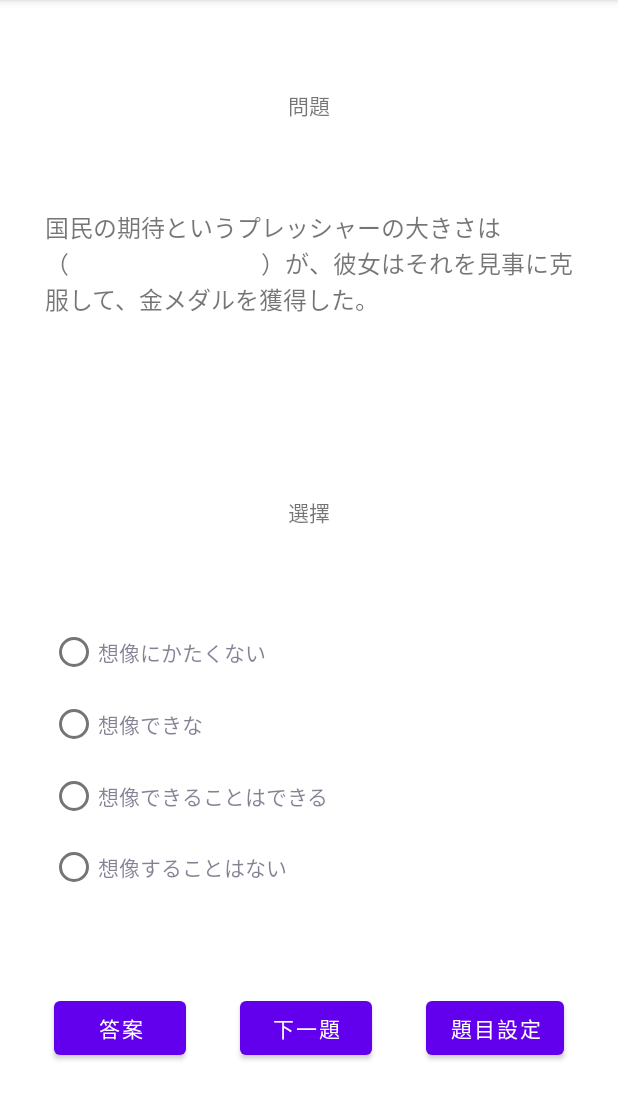
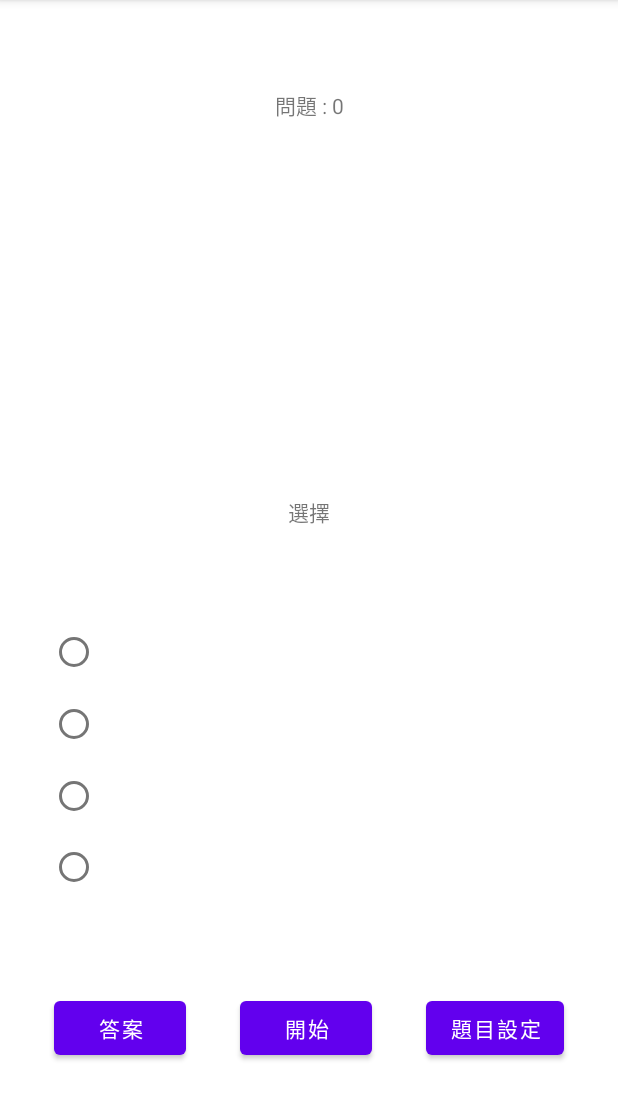
Before and after one commit to neojou/AndroidApp, an Android app: the screen it shows after launch (TestActivity), on a phone screen of 412 x 824 dp, the part 84-1204 px from its top. Run offline under Robolectric (Android 15) with nearby library versions, the phone set to English and light mode, and no system bars; our stand-ins replace Room's generated code.

Commit message:
JLPT trainer v0.07 ROOM database
- imply ROOM database in
- button for start and next
- logcat

Signed-off-by: neojou <neojou@gmail.com>

```diff
--- a/JLPTtrainer/app/src/main/java/com/nj/jlpttrainer/Question.java
+++ b/JLPTtrainer/app/src/main/java/com/nj/jlpttrainer/Question.java
@@ -1,79 +1,157 @@
 package com.nj.jlpttrainer;
 
+import androidx.annotation.NonNull;
+import androidx.annotation.Nullable;
+import androidx.room.ColumnInfo;
+import androidx.room.Entity;
+import androidx.room.PrimaryKey;
+import android.content.ContentValues;
+import android.provider.BaseColumns;
+import android.util.Log;
+import java.util.List;
+import java.util.ListIterator;
+
+@Entity(tableName = Question.TABLE_NAME)
 public class Question {
-    String question;
-    String[] choices;
+    private static final String TAG="JLPT_trainer:Question";
+
+    /** The name of the Question table. */
+    public static final String TABLE_NAME = "JLPTquestions";
+
+    /** The name of the ID column. */
+    public static final String COLUMN_ID = BaseColumns._ID;
+
+    /** The name of the question column */
+    public static final String COLUMN_QUESTION = "question";
+
+    /** The name of the first choice column */
+    public static final String COLUMN_CHOICE1 = "choice1";
+
+    /** The name of the second choice column */
+    public static final String COLUMN_CHOICE2 = "choice2";
+
+    /** The name of the third choice column */
+    public static final String COLUMN_CHOICE3 = "choice3";
+
+    /** The name of the fourth choice column */
+    public static final String COLUMN_CHOICE4 = "choice4";
+
+    /** The right answer number */
+    public static final String COLUMN_RIGHT_CHOICE = "right_choice";
+
+    /** The unique ID of the Question */
+    @PrimaryKey(autoGenerate = true)
+    @ColumnInfo(index = true, name = COLUMN_ID)
+    public long id;
+
+    /** The description of the question */
+    @ColumnInfo(name = COLUMN_QUESTION)
+    public String question;
+
+    /** The first choice for the answer */
+    @ColumnInfo(name = COLUMN_CHOICE1)
+    public String choice1;
+
+    /** The second choice for the answer */
+    @ColumnInfo(name = COLUMN_CHOICE2)
+    public String choice2;
+
+    /** The third choice for the answer */
+    @ColumnInfo(name = COLUMN_CHOICE3)
+    public String choice3;
+
+    /** The fourth choice for the answer */
+    @ColumnInfo(name = COLUMN_CHOICE4)
+    public String choice4;
+
+    /** The right one in choices */
+    @ColumnInfo(name = COLUMN_RIGHT_CHOICE)
     int right_choice;
-    int answer;
 
     public Question() {
-        choices = new String[4];
-        answer = 0; // User didn't select yet
     }
 
-    /*
-    public void generate_question() {
+    public static Question fromContentValues(@Nullable ContentValues values) {
+        final Question question = new Question();
+        if (values != null && values.containsKey(COLUMN_ID)) {
+            question.id = values.getAsLong(COLUMN_ID);
+        }
+        if (values != null && values.containsKey(COLUMN_QUESTION)) {
+            question.question = values.getAsString(COLUMN_QUESTION);
+        }
+        return question;
+    }
+
+    public static void log_dump(List<Question> qlist) {
+        int sz;
+
+        if (qlist == null) return;
+        sz = qlist.size();
+        Log.v(TAG, "Question List size =" + Integer.toString(sz));
+        for (int i = 0; i < sz; i++) {
+            Question q = qlist.get(i);
+            Log.v(TAG, Long.toString(q.id) + " : " + q.question);
+        }
+    }
+
+    public void set_to_q1() {
         question = "都心（　　　　）、このあたりはまだ緑が多く残っていて鳥の声も聞こえる。";
-        choices[0] = "とあって";
-        choices[1] = "とはいえ";
-        choices[2] = "ときたら";
-        choices[3] = "とあれば";
+        choice1 = "とあって";
+        choice2 = "とはいえ";
+        choice3 = "ときたら";
+        choice4 = "とあれば";
         right_choice = 2;
-        answer=0;
+    }
+
+    public void set_to_q2() {
+        question = "子供では（　　　　　）、自分のことぐらい自分でしなさい";
+        choice1 = "あるまいし";
+        choice2 = "あれ";
+        choice3 = "あろうが";
+        choice4 = "なくて";
+        right_choice = 1;
+    }
+
+
+    public void set_to_q3() {
+        question = "家庭は子供が大部分の時間を過ごす場所である。（　　　　　）、私は家庭でのしつけが一番重要だとかんがえるのです。";
+        choice1 = "それなりに";
+        choice2 = "それゆえに";
+        choice3 = "それこそが";
+        choice4 = "それにひきかえ";
+        right_choice = 2;
+    }
+
+
+    public void set_to_q4() {
+        question = "彼は貧しさ（　　　　）十分な教育が受けられなかった。";
+        choice1 = "ゆえに";
+        choice2 = "なりに";
+        choice3 = "ながから";
+        choice4 = "なしに";
+        right_choice = 1;
+    }
+
+    public void set_to_q5() {
+        question = "さんざん考えた末、私（　　　　）作った企画がこれです。";
+        choice1 = "だけに";
+        choice2 = "ゆえに";
+        choice3 = "ように";
+        choice4 = "なりに";
+        right_choice = 4;
+    }
+
+    public void set_to_q6() {
+        question = "国民の期待というプレッシャーの大きさは（　　　　　　　　）が、彼女はそれを見事に克服して、金メダルを獲得した。";
+        choice1 = "想像にかたくない";
+        choice2 = "想像できな";
+        choice3 = "想像できることはできる";
+        choice4 = "想像することはない";
+        right_choice = 1;
     }
 
     public void generate_question() {
-        question = "子供では（　　　　　）、自分のことぐらい自分でしなさい";
-        choices[0] = "あるまいし";
-        choices[1] = "あれ";
-        choices[2] = "あろうが";
-        choices[3] = "なくて";
-        right_choice = 1;
-        answer=0;
-    }
-
-
-    public void generate_question() {
-        question = "家庭は子供が大部分の時間を過ごす場所である。（　　　　　）、私は家庭でのしつけが一番重要だとかんがえるのです。";
-        choices[0] = "それなりに";
-        choices[1] = "それゆえに";
-        choices[2] = "それこそが";
-        choices[3] = "それにひきかえ";
-        right_choice = 2;
-        answer=0;
-    }
-
-
-    public void generate_question() {
-        question = "彼は貧しさ（　　　　）十分な教育が受けられなかった。";
-        choices[0] = "ゆえに";
-        choices[1] = "なりに";
-        choices[2] = "ながから";
-        choices[3] = "なしに";
-        right_choice = 1;
-        answer=0;
-    }
-
-
-
-    public void generate_question() {
-        question = "さんざん考えた末、私（　　　　）作った企画がこれです。";
-        choices[0] = "だけに";
-        choices[1] = "ゆえに";
-        choices[2] = "ように";
-        choices[3] = "なりに";
-        right_choice = 4;
-        answer=0;
-    }
-*/
-    public void generate_question() {
-        question = "国民の期待というプレッシャーの大きさは（　　　　　　　　）が、彼女はそれを見事に克服して、金メダルを獲得した。";
-        choices[0] = "想像にかたくない";
-        choices[1] = "想像できな";
-        choices[2] = "想像できることはできる";
-        choices[3] = "想像することはない";
-        right_choice = 1;
-        answer=0;
+        set_to_q6();
     }
 
 };
--- /dev/null
+++ b/JLPTtrainer/app/src/main/java/com/nj/jlpttrainer/QuestionDAO.java
@@ -0,0 +1,75 @@
+package com.nj.jlpttrainer;
+
+import androidx.lifecycle.LiveData;
+import androidx.room.Dao;
+import androidx.room.Insert;
+import androidx.room.Query;
+import androidx.room.Update;
+import android.database.Cursor;
+
+import java.util.List;
+
+@Dao
+public interface QuestionDAO {
+    /**
+     * Counts the number of questions in the table.
+     *
+     * @return The number of questions
+     */
+    @Query("SELECT COUNT(*) FROM " + Question.TABLE_NAME)
+    int count();
+
+    /**
+     * Inserts a question into the table.
+     *
+     * @param question A new question.
+     * @return The row ID of the newly inserted question.
+     */
+    @Insert
+    long insert(Question question);
+
+    /**
+     * Inserts multiple cheeses into the database
+     *
+     * @param questions An array of the new questions
+     * @return The row IDs of the newly inserted questions
+     */
+    @Insert
+    long[] insertAll(Question[] questions);
+
+    /**
+     * Select all questions.
+     *
+     * @return A {@link Cursor} of all the questions in the table.
+     */
+    @Query("SELECT * FROM " + Question.TABLE_NAME)
+    List<Question> selectAll();
+
+    /**
+     * Select a question by the ID.
+     *
+     * @param id The row ID.
+     * @return the List of the selected questions.
+     */
+    @Query("SELECT * FROM " + Question.TABLE_NAME + " WHERE " + Question.COLUMN_ID + " = :id")
+    List<Question> selectById(long id);
+
+
+    /**
+     * Delete a question by the ID
+     *
+     * @param id The row ID
+     * @return A number of questions deleted. This should always be {@code 1}.
+     */
+    @Query("DELETE FROM " + Question.TABLE_NAME + " WHERE " + Question.COLUMN_ID + " = :id")
+    int deleteById(long id);
+
+    /**
+     * Update the question
+     *
+     * @param question The question to update.
+     * @return A number of questions updated. This should always be {@code 1}.
+     */
+    @Update
+    int update(Question question);
+}
--- /dev/null
+++ b/JLPTtrainer/app/src/main/java/com/nj/jlpttrainer/QuestionDatabase.java
@@ -0,0 +1,79 @@
+package com.nj.jlpttrainer;
+
+import androidx.room.Database;
+import androidx.room.Room;
+import androidx.room.RoomDatabase;
+import android.content.Context;
+import androidx.annotation.VisibleForTesting;
+import java.util.concurrent.*;
+
+/**
+ * The Room database.
+ */
+@Database(entities = {Question.class}, version = 1)
+public abstract class QuestionDatabase extends RoomDatabase {
+
+    /**
+     * @return the DAO for the Question table.
+     */
+    @SuppressWarnings("WeakerAccess")
+    public abstract QuestionDAO questionDao();
+
+    /** The only instance */
+    private static volatile QuestionDatabase sInstance;
+
+
+    /**
+     * Gets the singleton instance of QuestionDatabase
+     *
+     * @param context The context.
+     * @return The singleton instance of QuestionDatabase.
+     */
+    public static synchronized QuestionDatabase getInstance(final Context context) {
+        if (sInstance == null) {
+            sInstance = Room
+                    .databaseBuilder(context.getApplicationContext(), QuestionDatabase.class, "question_db")
+                    .build();
+//            sInstance.populateInitialData();
+        }
+
+        return sInstance;
+    }
+
+    /**
+     * Switches the internal implementation with an empty in-memory database.
+     *
+     * @param context The context
+     */
+    @VisibleForTesting
+    public static void switchToInMemory(Context context) {
+        sInstance = Room.inMemoryDatabaseBuilder(context.getApplicationContext(),
+                QuestionDatabase.class).build();
+    }
+
+    /*
+    private void populateInitialData() {
+        if (questionDao().count() == 0) {
+            runInTransaction(new Runnable() {
+                @Override
+                public void run() {
+                    Question question = new Question();
+                    question.set_to_q1();
+                    questionDao().insert(question);
+                    question.set_to_q2();
+                    questionDao().insert(question);
+                    question.set_to_q3();
+                    questionDao().insert(question);
+                    question.set_to_q4();
+                    questionDao().insert(question);
+                    question.set_to_q5();
+                    questionDao().insert(question);
+                    question.set_to_q6();
+                    questionDao().insert(question);
+                }
+            });
+        }
+    }
+    */
+
+}
--- /dev/null
+++ b/JLPTtrainer/app/src/main/java/com/nj/jlpttrainer/QuestionRepository.java
@@ -0,0 +1,61 @@
+package com.nj.jlpttrainer;
+
+import android.os.Handler;
+import android.os.Looper;
+import android.os.Message;
+import android.app.Application;
+
+import java.util.concurrent.ExecutorService;
+import java.util.concurrent.Executors;
+
+import androidx.lifecycle.MutableLiveData;
+import androidx.lifecycle.LiveData;
+
+import java.util.List;
+
+public class QuestionRepository {
+    QuestionDatabase questionDB;
+    private final QuestionDAO questionDao;
+    public long count;
+    private List<Question> result;
+
+    public QuestionRepository(Application application) {
+        questionDB = QuestionDatabase.getInstance(application);
+        questionDao = questionDB.questionDao();
+    }
+
+    public long count() {
+        ExecutorService executor = Executors.newSingleThreadExecutor();
+        executor.submit(()-> {
+            count = questionDao.count();
+        });
+        executor.shutdown();
+        return count;
+    }
+
+    public void insert(Question q) {
+        ExecutorService executor = Executors.newSingleThreadExecutor();
+        executor.submit(()->{
+            questionDao.insert(q);
+        });
+        executor.shutdown();
+    }
+
+    public List<Question> getQuestionById(long id) {
+        ExecutorService executor = Executors.newSingleThreadExecutor();
+        executor.submit(()->{
+            result = questionDao.selectById(id);
+        });
+        executor.shutdown();
+        return result;
+    }
+
+    public List<Question> getAllQuestions() {
+        ExecutorService executor = Executors.newSingleThreadExecutor();
+        executor.submit(()->{
+            result = questionDao.selectAll();
+        });
+        executor.shutdown();
+        return result;
+    }
+}
--- a/JLPTtrainer/app/src/main/java/com/nj/jlpttrainer/TestActivity.java
+++ b/JLPTtrainer/app/src/main/java/com/nj/jlpttrainer/TestActivity.java
@@ -1,42 +1,54 @@
 package com.nj.jlpttrainer;
 
+import android.app.Application;
 import android.os.Bundle;
+import android.util.Log;
+import android.view.View;
 import android.widget.Button;
 import android.widget.TextView;
 import android.widget.RadioGroup;
 import android.widget.RadioButton;
-import android.view.View;
-import android.content.res.ColorStateList;
+
 import androidx.core.content.ContextCompat;
+import androidx.lifecycle.AndroidViewModel;
 
 import java.lang.Integer;
+import java.util.List;
 
 
 public class TestActivity extends MainActivity
     implements View.OnClickListener
 {
-    Question q;
+    private static final String TAG="JLPT_trainer:TestActivity";
+    private QuestionRepository q_rep;
+    Question q = new Question();
     TextView question_title;
     TextView question_content;
     TextView choice_title;
     RadioGroup choice_rd;
-    RadioButton[] choice;
+    RadioButton[] choice_rb = new RadioButton[4];
     Button button_answer;
     Button button_next;
     Button button_setting;
-
-    public TestActivity() {
-        q = new Question();
-        choice = new RadioButton[4];
-    }
+    String[] choices = new String[4];
+    boolean isStarted;
 
     @Override
     protected void onCreate(Bundle savedInstanceState) {
         super.onCreate(savedInstanceState);
 
         setViewItems();
-        generate_question();
-        set_button_click_listener(q);
+        initial_question_rep();
+
+        isStarted = false;
+        button_next.setText(getString(R.string.button_start));
+
+        /** Need some time to trigger the DB once */
+        int count = (int)q_rep.count();
+        question_title.setText(getString(R.string.question_title) + " : " + Integer.toString(count));
+
+        //q = generate_question(q);
+        set_button_click_listener();
     }
 
     private void setViewItems() {
@@ -44,32 +56,57 @@ public class TestActivity extends MainActivity
         question_content = (TextView)findViewById(R.id.question_content);
         choice_title = (TextView)findViewById(R.id.choice_title);
         choice_rd = (RadioGroup)findViewById(R.id.choices);
-        choice[0] = (RadioButton)findViewById(R.id.choice1);
-        choice[1] = (RadioButton)findViewById(R.id.choice2);
-        choice[2] = (RadioButton)findViewById(R.id.choice3);
-        choice[3] = (RadioButton)findViewById(R.id.choice4);
+        choice_rb[0] = (RadioButton)findViewById(R.id.choice1);
+        choice_rb[1] = (RadioButton)findViewById(R.id.choice2);
+        choice_rb[2] = (RadioButton)findViewById(R.id.choice3);
+        choice_rb[3] = (RadioButton)findViewById(R.id.choice4);
+        button_answer = (Button)findViewById(R.id.button_answer);
+        button_next = (Button)findViewById(R.id.button_next);
+        button_setting = (Button)findViewById(R.id.button_setting);
     }
 
-    private void generate_question() {
+    private Question generate_question(Question q) {
+        int count = (int)q_rep.count();
+        Log.v(TAG, "db count() = " + Integer.toString(count));
+
+        List<Question> questions = q_rep.getAllQuestions();
+        Question.log_dump(questions);
+
         q.generate_question();
         set_question_to_view(q);
+        return q;
+    }
+
+    private void initial_question_rep() {
+        q_rep = new QuestionRepository(getApplication());;
+        /*
+        Question question = new Question();
+        question.set_to_q1();
+        q_rep.insert(q);
+         */
     }
 
     private void set_question_to_view(Question q) {
+        int count = (int)q_rep.count();
+        question_title.setText(getString(R.string.question_title) + " : " + Integer.toString(count));
         question_content.setText(q.question);
         choice_title.setText(getString(R.string.choice_title));
         choice_rd.clearCheck();
-        choice[0].setText(q.choices[0]);
-        choice[0].setTextColor(R.color.gray);
-        choice[1].setText(q.choices[1]);
-        choice[1].setTextColor(R.color.gray);
-        choice[2].setText(q.choices[2]);
-        choice[2].setTextColor(R.color.gray);
-        choice[3].setText(q.choices[3]);
-        choice[3].setTextColor(R.color.gray);
+        choices[0] = q.choice1;
+        choices[1] = q.choice2;
+        choices[2] = q.choice3;
+        choices[3] = q.choice4;
+        choice_rb[0].setText(choices[0]);
+        choice_rb[1].setText(choices[1]);
+        choice_rb[2].setText(choices[2]);
+        choice_rb[3].setText(choices[3]);
+        set_radio_button_color(choice_rb[0], R.color.gray);
+        set_radio_button_color(choice_rb[1], R.color.gray);
+        set_radio_button_color(choice_rb[2], R.color.gray);
+        set_radio_button_color(choice_rb[3], R.color.gray);
     }
 
-    private void set_button_click_listener(Question q) {
+    private void set_button_click_listener() {
         button_answer = (Button)findViewById(R.id.button_answer);
         button_answer.setOnClickListener(this);
         button_next = (Button)findViewById(R.id.button_next);
@@ -100,38 +137,40 @@ public class TestActivity extends MainActivity
     private void set_right_choice_button(int which) {
         int id = which - 1;
         if (id < 0 || id > 3) return;
-        set_radio_button_color(choice[id], R.color.blue);
+        set_radio_button_color(choice_rb[id], R.color.blue);
         //choice[id].setChecked(true);
     }
 
     private void set_wrong_choice_button(int which) {
         int id = which - 1;
         if (id < 0 || id > 3) return;
-        set_radio_button_color(choice[id], R.color.fuchsia);
-        //choice[id].setTextColor(R.color.fuchsia);
+        set_radio_button_color(choice_rb[id], R.color.fuchsia);
     }
 
     private void check_answer() {
-        q.answer = 0;
+        if (isStarted == false)
+            return;
+
+        int answer = 0;
         switch(choice_rd.getCheckedRadioButtonId()) {
             case R.id.choice1:
-                q.answer = 1;
+                answer = 1;
                 break;
             case R.id.choice2:
-                q.answer = 2;
+                answer = 2;
                 break;
             case R.id.choice3:
-                q.answer = 3;
+                answer = 3;
                 break;
             case R.id.choice4:
-                q.answer = 4;
+                answer = 4;
                 break;
         }
-        choice_title.setText(R.string.choice_title + " : " + R.string.correct);
+        choice_title.setText(getString(R.string.choice_title) + " : " + getString(R.string.correct));
 
         set_right_choice_button(q.right_choice);
-        if (q.answer != q.right_choice) {
-            set_wrong_choice_button(q.answer);
+        if (answer != q.right_choice) {
+            set_wrong_choice_button(answer);
             choice_title.setText(getString(R.string.choice_title) + " : " +
                                 getString(R.string.wrong));
         } else {
@@ -141,6 +180,10 @@ public class TestActivity extends MainActivity
     }
 
     private void next_question() {
-        generate_question();
+        if (isStarted == false) { // first click
+            button_next.setText(getString(R.string.button_next));
+            isStarted = true;
+        }
+        generate_question(q);
     }
 }
--- a/JLPTtrainer/app/src/main/res/values/strings.xml
+++ b/JLPTtrainer/app/src/main/res/values/strings.xml
@@ -3,6 +3,7 @@
     <string name="question_title">問題</string>
     <string name="choice_title">選擇</string>
     <string name="button_answer">答案</string>
+    <string name="button_start">開始</string>
     <string name="button_next">下一題</string>
     <string name="button_setting">題目設定</string>
     <string name="correct">正確</string>
```
Also changed, not shown: JLPTtrainer/app/build.gradle (+15 -0 lines), 1 other file.
